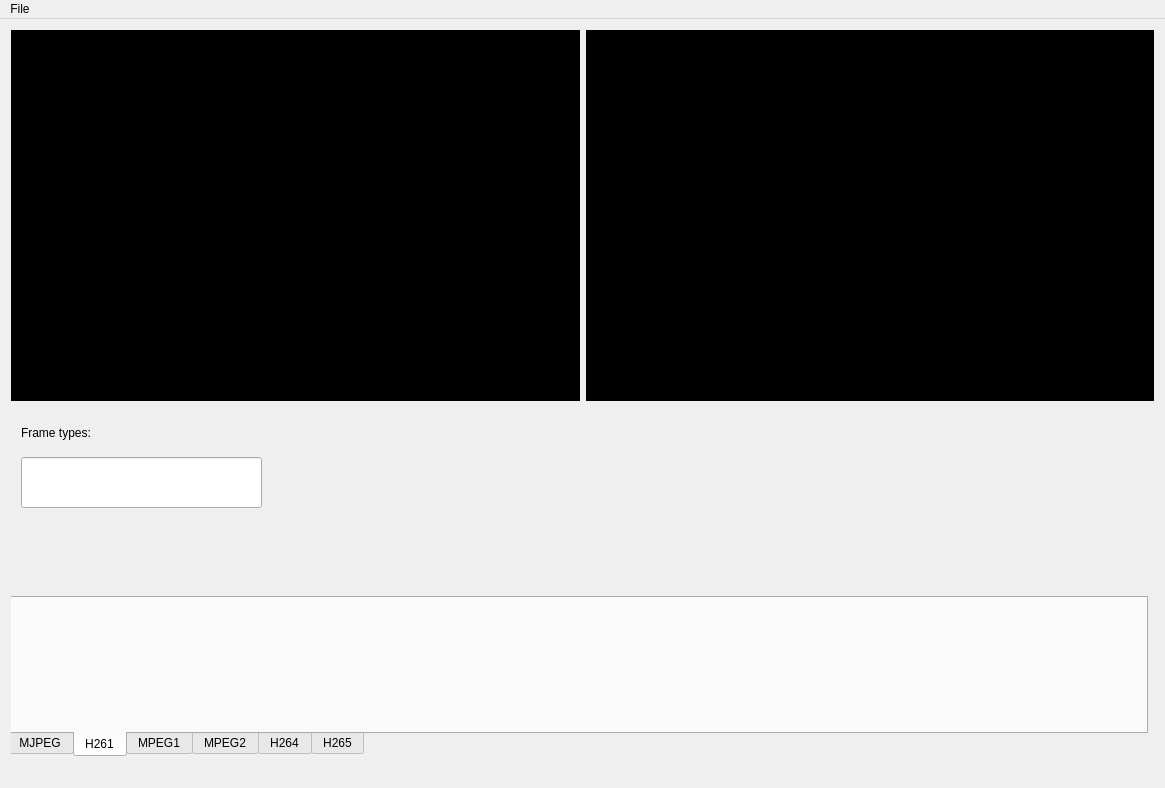
This is codec-preview/codeccomparisonwindow.ui in pszopinski/codec-preview as Qt 5 draws it before an edit. The edited form follows.
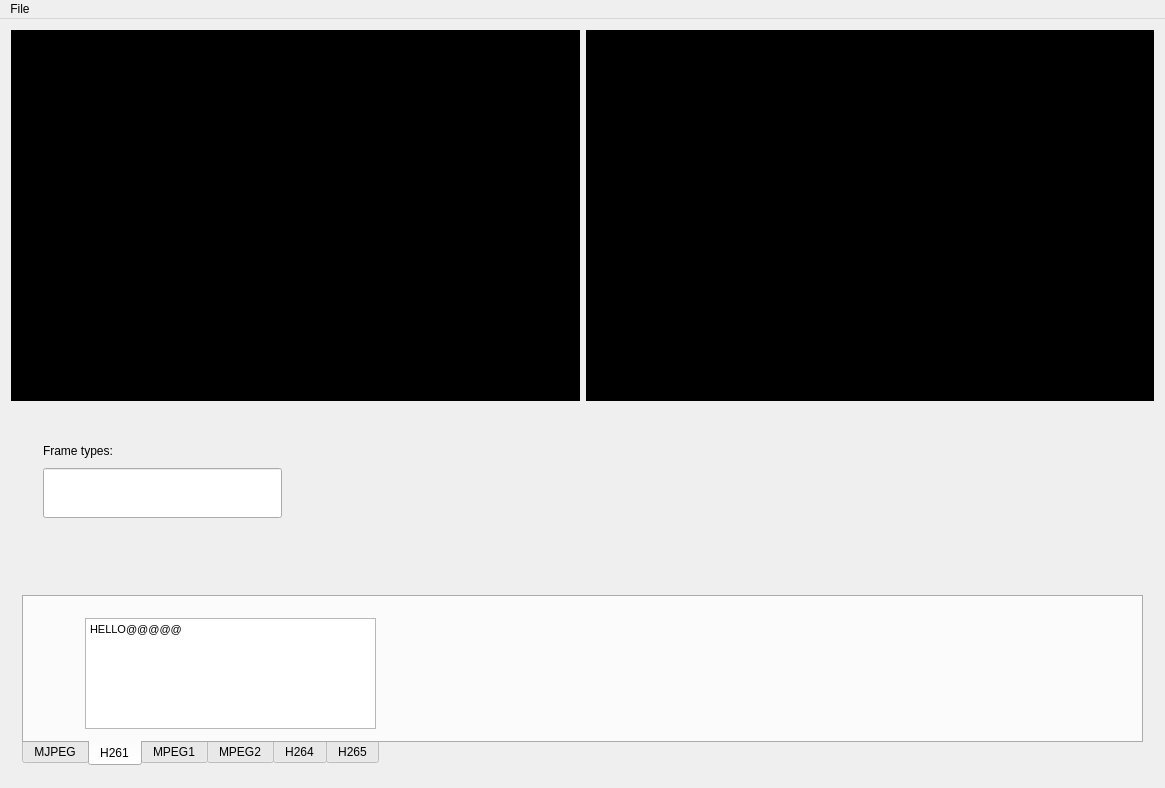
This is the edited form. The open tabs and pages were chosen to show the change. Custom widgets are drawn as their Qt base class.

Patch:
```diff
--- a/codec-preview/codeccomparisonwindow.ui
+++ b/codec-preview/codeccomparisonwindow.ui
@@ -16,7 +16,7 @@
   <widget class="QWidget" name="centralWidget">
    <layout class="QVBoxLayout" name="verticalLayout_2">
     <item>
-     <layout class="QVBoxLayout" name="verticalLayout">
+     <layout class="QVBoxLayout" name="verticalLayout" stretch="5,5">
       <item>
        <layout class="QHBoxLayout" name="horizontalLayout">
         <item>
@@ -37,15 +37,48 @@
       </item>
       <item>
        <widget class="QWidget" name="widget" native="true">
+        <layout class="QVBoxLayout" name="verticalLayout_6">
+         <item>
+          <layout class="QVBoxLayout" name="verticalLayout_5" stretch="5,5">
+           <item>
+            <layout class="QVBoxLayout" name="verticalLayout_3">
+             <item>
+              <widget class="QWidget" name="widget_2" native="true">
+               <widget class="QWidget" name="">
+                <property name="geometry">
+                 <rect>
+                  <x>10</x>
+                  <y>10</y>
+                  <width>261</width>
+                  <height>101</height>
+                 </rect>
+                </property>
+                <layout class="QVBoxLayout" name="verticalLayout_4" stretch="0,0">
+                 <item>
+                  <widget class="QLabel" name="label">
+                   <property name="text">
+                    <string>Frame types:</string>
+                   </property>
+                  </widget>
+                 </item>
+                 <item>
+                  <widget class="QLineEdit" name="frameTypes">
+                   <property name="minimumSize">
+                    <size>
+                     <width>0</width>
+                     <height>50</height>
+                    </size>
+                   </property>
+                  </widget>
+                 </item>
+                </layout>
+               </widget>
+              </widget>
+             </item>
+            </layout>
+           </item>
+           <item>
         <widget class="QTabWidget" name="tabWidget">
-         <property name="geometry">
-          <rect>
-           <x>-4</x>
-           <y>189</y>
-           <width>1141</width>
-           <height>161</height>
-          </rect>
-         </property>
          <property name="tabPosition">
           <enum>QTabWidget::South</enum>
          </property>
@@ -61,6 +94,29 @@
           <attribute name="title">
            <string>H261</string>
           </attribute>
+              <layout class="QHBoxLayout" name="horizontalLayout_2">
+               <item>
+                <widget class="QWidget" name="h261tab" native="true">
+                 <widget class="QTextEdit" name="textEdit">
+                  <property name="geometry">
+                   <rect>
+                    <x>50</x>
+                    <y>10</y>
+                    <width>291</width>
+                    <height>111</height>
+                   </rect>
+                  </property>
+                  <property name="html">
+                   <string>&lt;!DOCTYPE HTML PUBLIC &quot;-//W3C//DTD HTML 4.0//EN&quot; &quot;http://www.w3.org/TR/REC-html40/strict.dtd&quot;&gt;
+&lt;html&gt;&lt;head&gt;&lt;meta name=&quot;qrichtext&quot; content=&quot;1&quot; /&gt;&lt;style type=&quot;text/css&quot;&gt;
+p, li { white-space: pre-wrap; }
+&lt;/style&gt;&lt;/head&gt;&lt;body style=&quot; font-family:'MS Shell Dlg 2'; font-size:8.1pt; font-weight:400; font-style:normal;&quot;&gt;
+&lt;p style=&quot; margin-top:0px; margin-bottom:0px; margin-left:0px; margin-right:0px; -qt-block-indent:0; text-indent:0px;&quot;&gt;HELLO@@@@@&lt;/p&gt;&lt;/body&gt;&lt;/html&gt;</string>
+                  </property>
+                 </widget>
+                </widget>
+               </item>
+              </layout>
          </widget>
          <widget class="QWidget" name="MPEG1">
           <attribute name="title">
@@ -81,31 +137,17 @@
           <attribute name="title">
            <string>H265</string>
           </attribute>
-         </widget>
-        </widget>
-        <widget class="QLineEdit" name="frameTypes">
-         <property name="geometry">
-          <rect>
-           <x>10</x>
-           <y>50</y>
-           <width>241</width>
-           <height>51</height>
-          </rect>
-         </property>
-        </widget>
-        <widget class="QLabel" name="label">
-         <property name="geometry">
-          <rect>
-           <x>10</x>
-           <y>10</y>
-           <width>231</width>
-           <height>31</height>
-          </rect>
-         </property>
-         <property name="text">
-          <string>Frame types:</string>
-         </property>
-        </widget>
+              <layout class="QHBoxLayout" name="horizontalLayout_6">
+               <item>
+                <widget class="QWidget" name="h265tab" native="true"/>
+               </item>
+              </layout>
+             </widget>
+            </widget>
+           </item>
+          </layout>
+         </item>
+        </layout>
        </widget>
       </item>
      </layout>
```
Left out of the diff: 22 changed lines with no effect on the pictures. Lines whose indentation alone changed are shown as unchanged.
